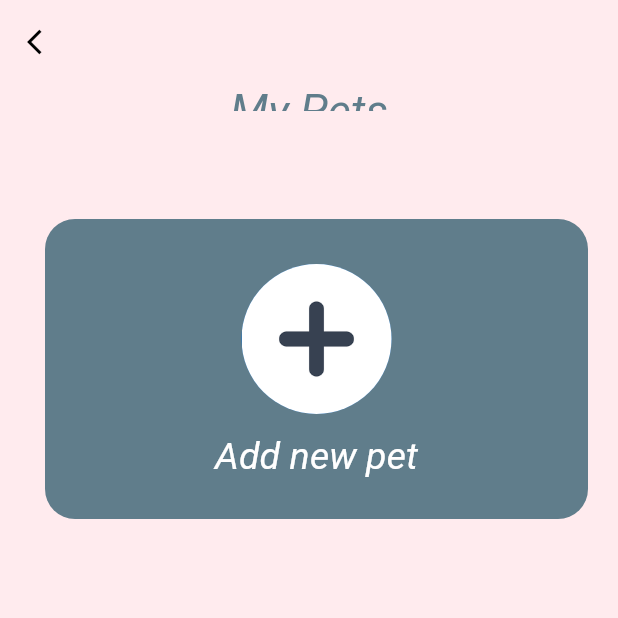
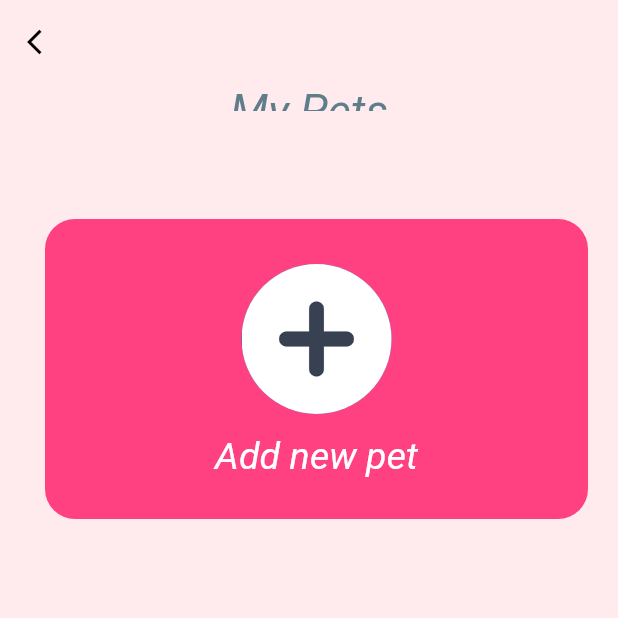
Before and after one commit to Muneerah53/MyPet, a Flutter app: the screen it shows after launch, on a phone screen of 412 x 824 dp, the top half of it. Run offline on Flutter 3.47's test engine with Material 2 defaults, Android fonts, the phone set to English and light mode, and no system bars; our stand-ins replace cloud_firestore, firebase_auth, firebase_core, firebase_database; accounts and stored records are empty.

Commit message:
pets list add button color

```diff
--- a/lib/main.dart
+++ b/lib/main.dart
@@ -92,7 +92,7 @@ class Home extends StatelessWidget {
     width: 365,height: 200,
 
     //i dont know why this cammand does not work
-    decoration: BoxDecoration(borderRadius: BorderRadius.circular(20), color: Colors.blueGrey,),
+    decoration: BoxDecoration(borderRadius: BorderRadius.circular(20), color: Colors.pinkAccent,),
     child:
     Column(
     children: <Widget>[
```
